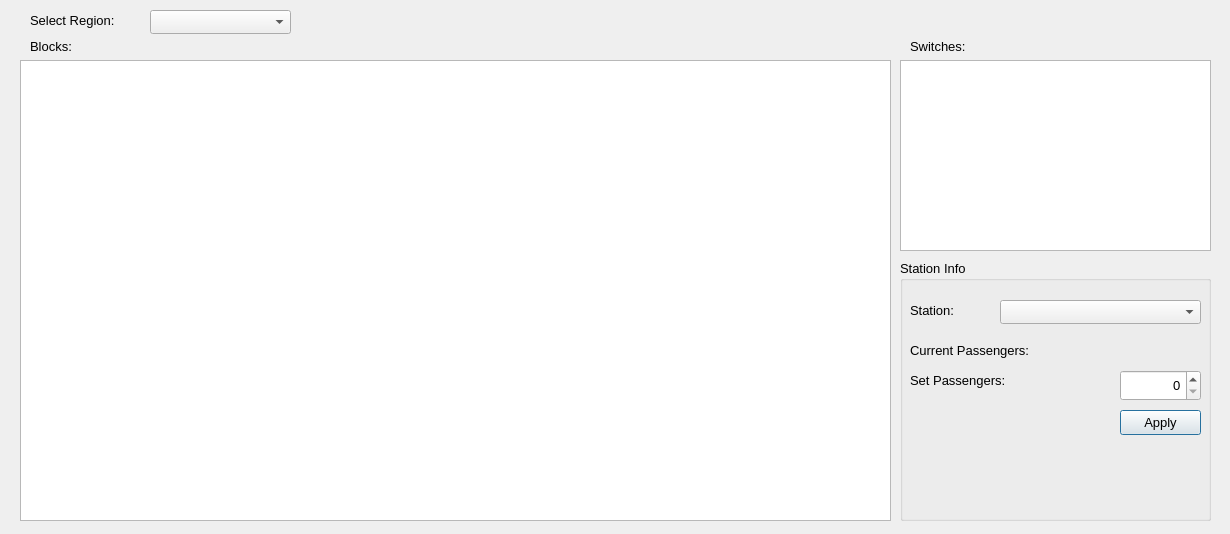
The window that TrackModel/trackmodeldisplay.ui (marmysl/ece1140) describes before a commit, drawn with Qt 5.
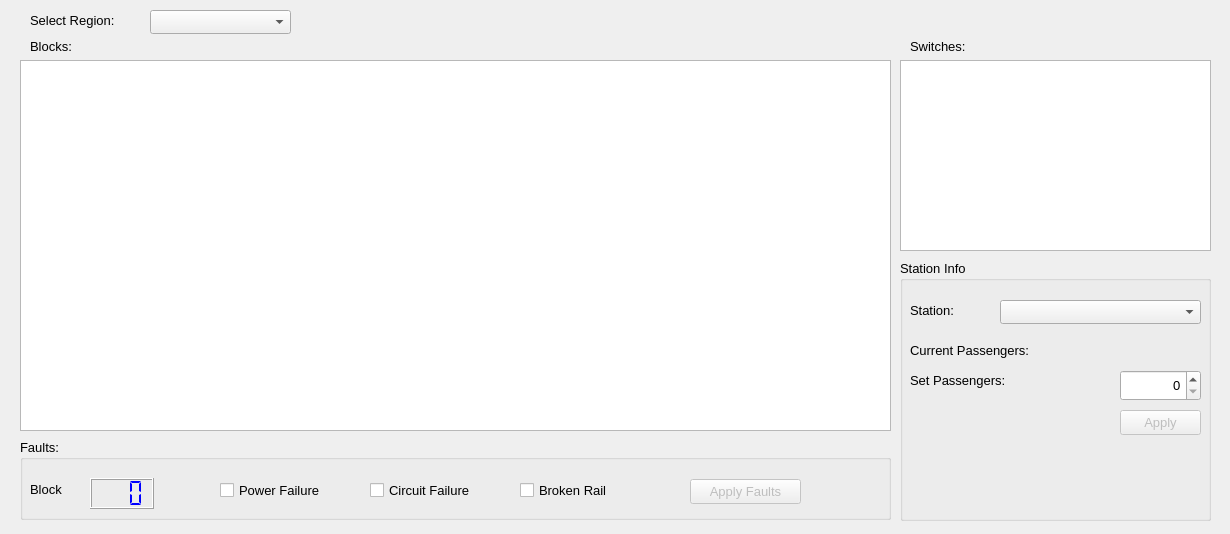
The same window after the commit.

Commit message: Add block fault editor to UI

Patch:
```diff
--- a/TrackModel/trackmodeldisplay.ui
+++ b/TrackModel/trackmodeldisplay.ui
@@ -29,9 +29,15 @@
      <x>20</x>
      <y>60</y>
      <width>871</width>
-     <height>461</height>
+     <height>371</height>
     </rect>
    </property>
+   <property name="alternatingRowColors">
+    <bool>true</bool>
+   </property>
+   <property name="selectionMode">
+    <enum>QAbstractItemView::SingleSelection</enum>
+   </property>
   </widget>
   <widget class="QTableView" name="switchTableView">
    <property name="geometry">
@@ -161,6 +167,9 @@
     <string>Station Info</string>
    </property>
    <widget class="QPushButton" name="applyStationPropsButton">
+    <property name="enabled">
+     <bool>false</bool>
+    </property>
     <property name="geometry">
      <rect>
       <x>220</x>
@@ -237,6 +246,145 @@
     </property>
    </widget>
   </widget>
+  <widget class="QGroupBox" name="faultGroupBox">
+   <property name="geometry">
+    <rect>
+     <x>20</x>
+     <y>439</y>
+     <width>871</width>
+     <height>81</height>
+    </rect>
+   </property>
+   <property name="font">
+    <font>
+     <pointsize>10</pointsize>
+    </font>
+   </property>
+   <property name="title">
+    <string>Faults:</string>
+   </property>
+   <widget class="QCheckBox" name="pwrFailCheck">
+    <property name="geometry">
+     <rect>
+      <x>200</x>
+      <y>40</y>
+      <width>141</width>
+      <height>22</height>
+     </rect>
+    </property>
+    <property name="text">
+     <string>Power Failure</string>
+    </property>
+   </widget>
+   <widget class="QCheckBox" name="circFailCheck">
+    <property name="geometry">
+     <rect>
+      <x>350</x>
+      <y>40</y>
+      <width>141</width>
+      <height>22</height>
+     </rect>
+    </property>
+    <property name="text">
+     <string>Circuit Failure</string>
+    </property>
+   </widget>
+   <widget class="QCheckBox" name="brknRailCheck">
+    <property name="geometry">
+     <rect>
+      <x>500</x>
+      <y>40</y>
+      <width>141</width>
+      <height>22</height>
+     </rect>
+    </property>
+    <property name="text">
+     <string>Broken Rail</string>
+    </property>
+   </widget>
+   <widget class="QPushButton" name="applyFaultsButton">
+    <property name="enabled">
+     <bool>false</bool>
+    </property>
+    <property name="geometry">
+     <rect>
+      <x>670</x>
+      <y>40</y>
+      <width>111</width>
+      <height>25</height>
+     </rect>
+    </property>
+    <property name="text">
+     <string>Apply Faults</string>
+    </property>
+   </widget>
+   <widget class="QLCDNumber" name="faultBlockNum">
+    <property name="geometry">
+     <rect>
+      <x>70</x>
+      <y>39</y>
+      <width>64</width>
+      <height>31</height>
+     </rect>
+    </property>
+    <property name="palette">
+     <palette>
+      <active>
+       <colorrole role="WindowText">
+        <brush brushstyle="SolidPattern">
+         <color alpha="255">
+          <red>0</red>
+          <green>0</green>
+          <blue>255</blue>
+         </color>
+        </brush>
+       </colorrole>
+      </active>
+      <inactive>
+       <colorrole role="WindowText">
+        <brush brushstyle="SolidPattern">
+         <color alpha="255">
+          <red>0</red>
+          <green>0</green>
+          <blue>255</blue>
+         </color>
+        </brush>
+       </colorrole>
+      </inactive>
+      <disabled>
+       <colorrole role="WindowText">
+        <brush brushstyle="SolidPattern">
+         <color alpha="255">
+          <red>120</red>
+          <green>120</green>
+          <blue>120</blue>
+         </color>
+        </brush>
+       </colorrole>
+      </disabled>
+     </palette>
+    </property>
+    <property name="digitCount">
+     <number>3</number>
+    </property>
+    <property name="segmentStyle">
+     <enum>QLCDNumber::Flat</enum>
+    </property>
+   </widget>
+   <widget class="QLabel" name="label_7">
+    <property name="geometry">
+     <rect>
+      <x>10</x>
+      <y>40</y>
+      <width>55</width>
+      <height>21</height>
+     </rect>
+    </property>
+    <property name="text">
+     <string>Block</string>
+    </property>
+   </widget>
+  </widget>
   <zorder>stationGroupBox</zorder>
   <zorder>regionComboBox</zorder>
   <zorder>blocktableView</zorder>
```
Left out of the diff: 1 changed line with no effect on the pictures. The commit also changes 7 other files.
